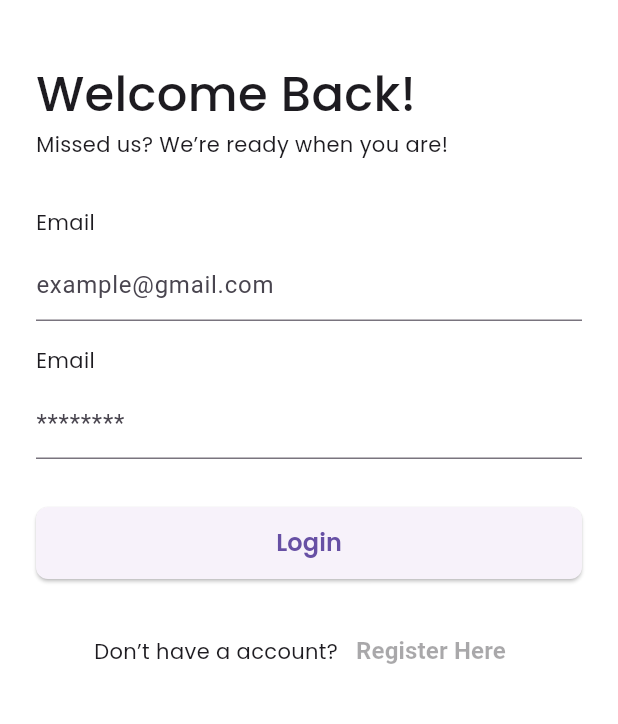
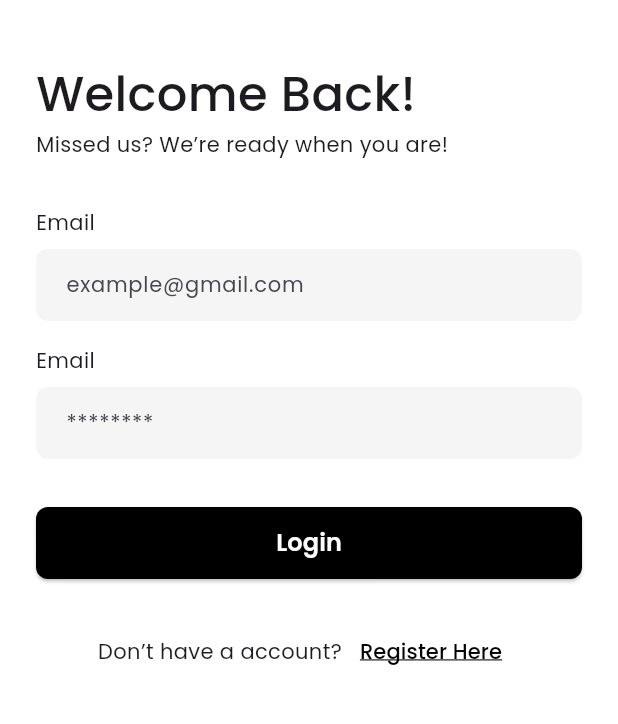
Before and after one commit to DeoFaradyS/Tugas-Besar-Mobile, a Flutter app: the screen it shows after launch, on a phone screen of 412 x 824 dp, the part 72-796 px from its top. Run offline on Flutter 3.47's test engine with Material 3 defaults, Android fonts, the phone set to English and light mode, and no system bars; our stand-ins replace flutter_svg.

Commit message:
style: [Componnets] 🎨 Update button color, text color, form color

```diff
--- a/echo/lib/source/components.dart
+++ b/echo/lib/source/components.dart
@@ -31,7 +31,7 @@ class PrimaryButton extends StatelessWidget {
   // Button Style
   ButtonStyle _buttonStyle() {
     return ElevatedButton.styleFrom(
-      backgroundColor: AppColors.buttonPrimary,
+      backgroundColor: AppColors.backgroundDark,
       shape: RoundedRectangleBorder(
         borderRadius: BorderRadius.circular(8.0),
       ),
@@ -45,7 +45,7 @@ class PrimaryButton extends StatelessWidget {
   // Text Style
   TextStyle _textStyle() {
     return AppTypography.bodyLargeSemibold.copyWith(
-      color: AppColors.primaryTextLight,
+      color: AppColors.textLight,
     );
   }
 }
@@ -65,29 +65,35 @@ class SecondaryButton extends StatelessWidget {
   Widget build(BuildContext context) {
     return SizedBox(
       width: double.infinity,
-      child: SizedBox(
       height: 48,
       child: OutlinedButton(
+        style: _buttonStyle(),
         onPressed: onPressed,
-          style: OutlinedButton.styleFrom(
+        child: Text(
+          text,
+          style: _textStyle(),
+        ),
+      ),
+    );
+  }
+
+  // Button Style
+  ButtonStyle _buttonStyle() {
+    return OutlinedButton.styleFrom(
       shape: RoundedRectangleBorder(
-              borderRadius: BorderRadius.circular(8.0), // Set border radius
+        borderRadius: BorderRadius.circular(8.0),
       ),
       padding: const EdgeInsets.symmetric(
         horizontal: 16.0,
         vertical: 0,
-            ), // Set padding
       ),
-          child: Text(
-            text,
-            style: const TextStyle(
-              color: Colors.black,
-              fontSize: 16, // Set font size
-              fontWeight: FontWeight.bold,
-            ),
-          ),
-        ),
-      ),
+    );
+  }
+
+  // Text Style
+  TextStyle _textStyle() {
+    return AppTypography.bodyLargeSemibold.copyWith(
+      color: AppColors.textDark,
     );
   }
 }
@@ -106,17 +112,29 @@ class TertiaryButton extends StatelessWidget {
   @override
   Widget build(BuildContext context) {
     return TextButton(
+      style: _buttonStyle(),
       onPressed: onPressed,
-      style: TextButton.styleFrom(
-        foregroundColor: Colors.grey,
-      ),
       child: Text(
         text,
-        style: const TextStyle(
-          fontSize: 16, // Set font size
-          fontWeight: FontWeight.bold, // Set font weight
+        style: _textStyle(),
       ),
-      ),
+    );
+  }
+
+  // --- Button Style ---
+  ButtonStyle _buttonStyle() {
+    return TextButton.styleFrom(
+      foregroundColor: Colors.grey,
+    );
+  }
+
+  // Text Style
+  TextStyle _textStyle() {
+    return AppTypography.bodyMedium.copyWith(
+      color: AppColors.textDark,
+      decoration: TextDecoration.underline,
+      decorationColor: AppColors.borderDark,
+      decorationThickness: 1,
     );
   }
 }
@@ -126,22 +144,50 @@ class CustomTextFormField extends StatelessWidget {
   final String hintText;
   final bool obscureText;
   final TextInputType keyboardType;
+  final Color? backgroundColor;
 
   const CustomTextFormField({
     super.key,
     required this.hintText,
     this.obscureText = false,
     this.keyboardType = TextInputType.text,
+    this.backgroundColor,
   });
 
   @override
   Widget build(BuildContext context) {
+    return _buildTextField();
+  }
+
+  Widget _buildTextField() {
+    return SizedBox(
+      width: double.infinity,
+      height: 48,
+      child: _buildTextFormField(),
+    );
+  }
+
+  Widget _buildTextFormField() {
     return TextFormField(
-      decoration: InputDecoration(
-        hintText: hintText,
-      ),
+      decoration: _buildInputDecoration(),
       obscureText: obscureText,
       keyboardType: keyboardType,
+      style: AppTypography.bodyRegular.copyWith(
+        color: AppColors.textGrayDark,
+      ),
+    );
+  }
+
+  InputDecoration _buildInputDecoration() {
+    return InputDecoration(
+      hintText: hintText,
+      filled: true,
+      fillColor: backgroundColor ?? AppColors.backgroundColorGrayLight,
+      border: OutlineInputBorder(
+        borderRadius: BorderRadius.circular(8),
+        borderSide: BorderSide.none,
+      ),
+      contentPadding: const EdgeInsets.symmetric(horizontal: 16),
     );
   }
 }
```
Lines whose indentation alone changed are shown as unchanged.
